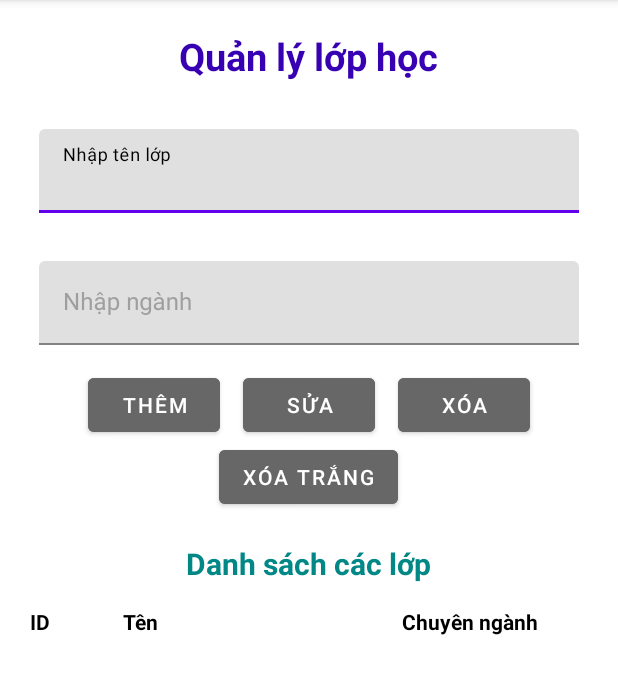
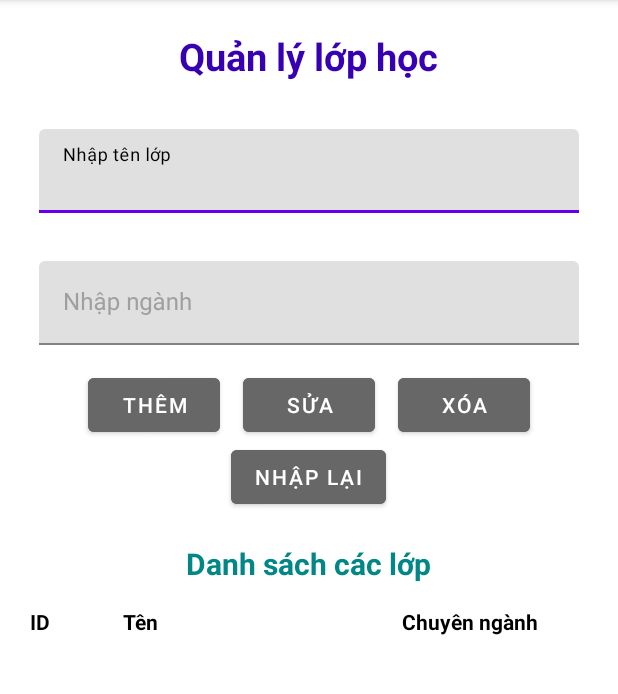
Before and after one commit to ducvuonghaha/Assignment_AndroidCB, an Android app: the ClassActivity screen opened directly, with no data from a screen before it, on a phone screen of 412 x 824 dp, the part 84-778 px from its top. Run offline under Robolectric (Android 15) with nearby library versions, the phone set to English and light mode, and no system bars.

Commit message:
vuong commit

```diff
--- a/app/src/main/res/layout/activity_class.xml
+++ b/app/src/main/res/layout/activity_class.xml
@@ -91,7 +91,7 @@
     <Button
         android:backgroundTint="@color/gray"
         android:id="@+id/btnClear"
-        android:text="Xóa trắng"
+        android:text="Nhập lại"
         android:layout_width="wrap_content"
         android:layout_height="wrap_content"/>
 
--- a/app/src/main/res/layout/activity_student.xml
+++ b/app/src/main/res/layout/activity_student.xml
@@ -94,7 +94,7 @@
         android:layout_width="wrap_content"
         android:layout_height="wrap_content"
         android:backgroundTint="@color/gray"
-        android:text="Xóa trắng" />
+        android:text="Nhập lại" />
 
     <TextView
         android:layout_width="wrap_content"
```
